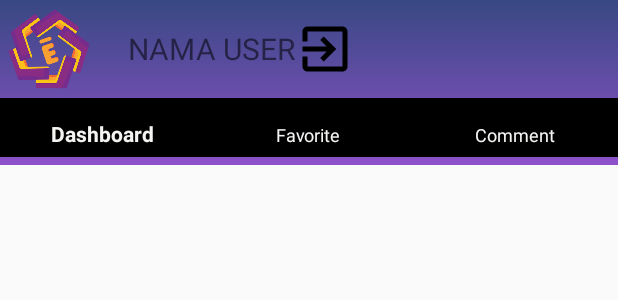
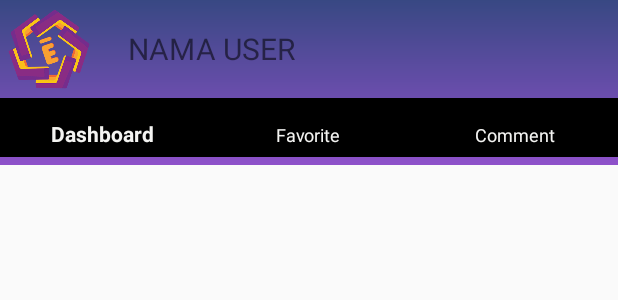
Before and after one commit to aggtrydi/Portal-Event-AMIKOM, an Android app: the layout activity_menu.xml on its own in the app's theme, with its tools: preview values and no code run, on a phone screen of 412 x 824 dp. Shown: the top 300 px of the screen. Run offline under Robolectric (Android 15) with nearby library versions, the phone set to English and light mode, and no system bars.

Commit message:
penambahan profil menu, jika klik profil di menu utama

```diff
--- a/app/src/main/res/layout/activity_menu.xml
+++ b/app/src/main/res/layout/activity_menu.xml
@@ -26,6 +26,8 @@
                 android:layout_width="match_parent"
                 android:layout_height="wrap_content"
                 android:orientation="horizontal"
+                android:clickable="true"
+                android:onClick="@+id/btnGroupUser"
                 >
                 <ImageView
                     android:id="@+id/imgViewUser"
@@ -40,13 +42,13 @@
                     android:textSize="20dp"
                     android:layout_marginLeft="20dp"
                     android:layout_gravity="center"/>
-                <Button
-                    android:id="@+id/btnLogoutUser"
-                    android:layout_width="40dp"
-                    android:layout_height="40dp"
-                    android:background="@drawable/ic_exit_to_app_black_24dp"
-                    android:layout_gravity="center|end"
-                    />
+<!--                <Button-->
+<!--                    android:id="@+id/btnLogoutUser"-->
+<!--                    android:layout_width="40dp"-->
+<!--                    android:layout_height="40dp"-->
+<!--                    android:background="@drawable/ic_exit_to_app_black_24dp"-->
+<!--                    android:layout_gravity="center|end"-->
+<!--                    />-->
 
 <!--                <ImageButton-->
 <!--                    android:id="@+id/btnLogout"-->
```
Also changed, not shown: app/src/main/AndroidManifest.xml (+7 -4 lines), app/src/main/java/com/example/mobile/portaleventamikom/View/MenuActivity.java (+31 -18 lines), app/src/main/java/com/example/mobile/portaleventamikom/View/ProfilActivity.java (added, +16 -0 lines), app/src/main/res/layout/activity_profil.xml (added, +13 -0 lines).
